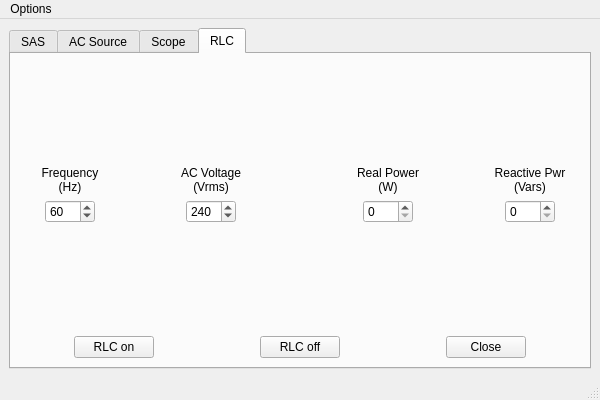
The window that ui/One_GUI_To_Rule_Them_All.ui (fsd16/One_Gui_To_Rule_Them_All) describes before a commit, drawn with Qt 5.
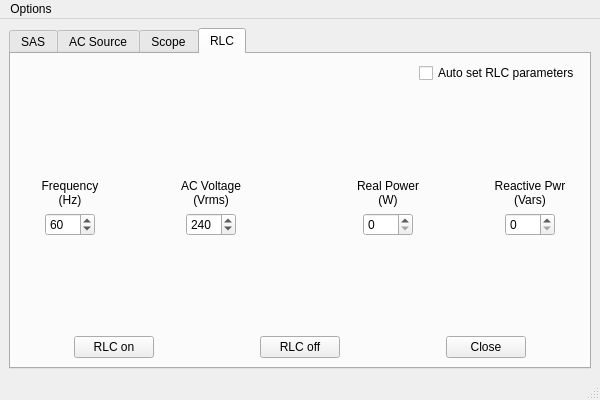
The same window after the commit. The open tabs and pages were chosen to show the change. Custom widgets are drawn as their Qt base class.

The edit to the form file:
```diff
--- a/ui/One_GUI_To_Rule_Them_All.ui
+++ b/ui/One_GUI_To_Rule_Them_All.ui
@@ -877,24 +877,7 @@
        <layout class="QGridLayout" name="gridLayout_5">
         <item row="0" column="0">
          <layout class="QGridLayout" name="gridLayout_4">
-          <item row="0" column="3" colspan="2" alignment="Qt::AlignHCenter|Qt::AlignBottom">
-           <widget class="QLabel" name="label_12">
-            <property name="minimumSize">
-             <size>
-              <width>100</width>
-              <height>0</height>
-             </size>
-            </property>
-            <property name="text">
-             <string>Real Power
-(W)</string>
-            </property>
-            <property name="alignment">
-             <set>Qt::AlignCenter</set>
-            </property>
-           </widget>
-          </item>
-          <item row="0" column="1" colspan="2" alignment="Qt::AlignHCenter|Qt::AlignBottom">
+          <item row="1" column="1" colspan="2" alignment="Qt::AlignHCenter|Qt::AlignBottom">
            <widget class="QLabel" name="label_11">
             <property name="minimumSize">
              <size>
@@ -911,10 +894,46 @@
             </property>
            </widget>
           </item>
-          <item row="1" column="0" alignment="Qt::AlignHCenter|Qt::AlignTop">
-           <widget class="QSpinBox" name="rlc_entry_freq">
+          <item row="1" column="3" colspan="2" alignment="Qt::AlignHCenter|Qt::AlignBottom">
+           <widget class="QLabel" name="label_12">
             <property name="minimumSize">
              <size>
+              <width>100</width>
+              <height>0</height>
+             </size>
+            </property>
+            <property name="text">
+             <string>Real Power
+(W)</string>
+            </property>
+            <property name="alignment">
+             <set>Qt::AlignCenter</set>
+            </property>
+           </widget>
+          </item>
+          <item row="3" column="2" colspan="2" alignment="Qt::AlignHCenter">
+           <widget class="QPushButton" name="rlc_butt_off">
+            <property name="minimumSize">
+             <size>
+              <width>80</width>
+              <height>0</height>
+             </size>
+            </property>
+            <property name="maximumSize">
+             <size>
+              <width>80</width>
+              <height>16777215</height>
+             </size>
+            </property>
+            <property name="text">
+             <string>RLC off</string>
+            </property>
+           </widget>
+          </item>
+          <item row="2" column="3" colspan="2" alignment="Qt::AlignHCenter|Qt::AlignTop">
+           <widget class="QSpinBox" name="rlc_entry_real_pwr">
+            <property name="minimumSize">
+             <size>
               <width>50</width>
               <height>0</height>
              </size>
@@ -922,12 +941,22 @@
             <property name="maximum">
              <number>999</number>
             </property>
-            <property name="value">
-             <number>60</number>
+           </widget>
+          </item>
+          <item row="2" column="5" alignment="Qt::AlignHCenter|Qt::AlignTop">
+           <widget class="QSpinBox" name="rlc_entry_reactive_pwr">
+            <property name="minimumSize">
+             <size>
+              <width>50</width>
+              <height>0</height>
+             </size>
             </property>
+            <property name="maximum">
+             <number>999</number>
+            </property>
            </widget>
           </item>
-          <item row="0" column="5" alignment="Qt::AlignHCenter|Qt::AlignBottom">
+          <item row="1" column="5" alignment="Qt::AlignHCenter|Qt::AlignBottom">
            <widget class="QLabel" name="label_13">
             <property name="minimumSize">
              <size>
@@ -944,7 +973,26 @@
             </property>
            </widget>
           </item>
-          <item row="0" column="0" alignment="Qt::AlignHCenter|Qt::AlignBottom">
+          <item row="3" column="4" colspan="2" alignment="Qt::AlignHCenter">
+           <widget class="QPushButton" name="rlc_butt_close">
+            <property name="minimumSize">
+             <size>
+              <width>80</width>
+              <height>0</height>
+             </size>
+            </property>
+            <property name="maximumSize">
+             <size>
+              <width>80</width>
+              <height>16777215</height>
+             </size>
+            </property>
+            <property name="text">
+             <string>Close</string>
+            </property>
+           </widget>
+          </item>
+          <item row="1" column="0" alignment="Qt::AlignHCenter|Qt::AlignBottom">
            <widget class="QLabel" name="label_10">
             <property name="minimumSize">
              <size>
@@ -961,8 +1009,8 @@
             </property>
            </widget>
           </item>
-          <item row="1" column="5" alignment="Qt::AlignHCenter|Qt::AlignTop">
-           <widget class="QSpinBox" name="rlc_entry_reactive_pwr">
+          <item row="2" column="0" alignment="Qt::AlignHCenter|Qt::AlignTop">
+           <widget class="QSpinBox" name="rlc_entry_freq">
             <property name="minimumSize">
              <size>
               <width>50</width>
@@ -972,41 +1020,12 @@
             <property name="maximum">
              <number>999</number>
             </property>
-           </widget>
-          </item>
-          <item row="2" column="2" colspan="2" alignment="Qt::AlignHCenter">
-           <widget class="QPushButton" name="rlc_butt_off">
-            <property name="minimumSize">
-             <size>
-              <width>80</width>
-              <height>0</height>
-             </size>
+            <property name="value">
+             <number>60</number>
             </property>
-            <property name="maximumSize">
-             <size>
-              <width>80</width>
-              <height>16777215</height>
-             </size>
-            </property>
-            <property name="text">
-             <string>RLC off</string>
-            </property>
            </widget>
           </item>
-          <item row="1" column="3" colspan="2" alignment="Qt::AlignHCenter|Qt::AlignTop">
-           <widget class="QSpinBox" name="rlc_entry_real_pwr">
-            <property name="minimumSize">
-             <size>
-              <width>50</width>
-              <height>0</height>
-             </size>
-            </property>
-            <property name="maximum">
-             <number>999</number>
-            </property>
-           </widget>
-          </item>
-          <item row="1" column="1" colspan="2" alignment="Qt::AlignHCenter|Qt::AlignTop">
+          <item row="2" column="1" colspan="2" alignment="Qt::AlignHCenter|Qt::AlignTop">
            <widget class="QSpinBox" name="rlc_entry_ac_volts">
             <property name="minimumSize">
              <size>
@@ -1022,7 +1041,7 @@
             </property>
            </widget>
           </item>
-          <item row="2" column="0" colspan="2" alignment="Qt::AlignHCenter">
+          <item row="3" column="0" colspan="2" alignment="Qt::AlignHCenter">
            <widget class="QPushButton" name="rlc_butt_on">
             <property name="minimumSize">
              <size>
@@ -1041,22 +1060,10 @@
             </property>
            </widget>
           </item>
-          <item row="2" column="4" colspan="2" alignment="Qt::AlignHCenter">
-           <widget class="QPushButton" name="rlc_butt_close">
-            <property name="minimumSize">
-             <size>
-              <width>80</width>
-              <height>0</height>
-             </size>
-            </property>
-            <property name="maximumSize">
-             <size>
-              <width>80</width>
-              <height>16777215</height>
-             </size>
-            </property>
+          <item row="0" column="4" colspan="2" alignment="Qt::AlignRight">
+           <widget class="QCheckBox" name="rlc_check_auto">
             <property name="text">
-             <string>Close</string>
+             <string>Auto set RLC parameters</string>
             </property>
            </widget>
           </item>
```
